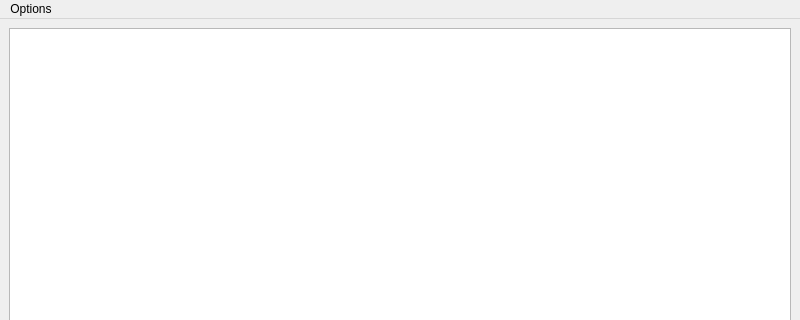
Above: qml/mainwindow.ui from arsham/gistflow before the change; both pictures show x 0 to 800 and y 0 to 320 of the 800 by 600 pixel window. Below: the same form after it.
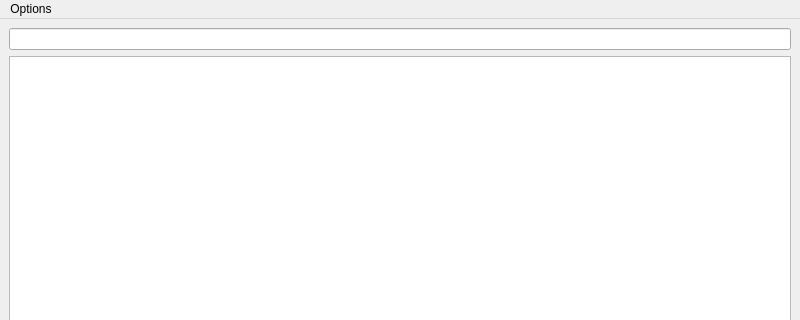
That is the form after the change.

Commit message: filter gist items

```diff
--- a/qml/mainwindow.ui
+++ b/qml/mainwindow.ui
@@ -15,6 +15,13 @@
   </property>
   <widget class="QWidget" name="centralwidget">
    <layout class="QVBoxLayout" name="verticalLayout">
+    <item>
+     <widget class="QLineEdit" name="userInput">
+      <property name="toolTip">
+       <string>Case insensitive, and fuzzy match</string>
+      </property>
+     </widget>
+    </item>
     <item>
      <widget class="QListView" name="listView">
       <property name="editTriggers">
```
Left out of the diff: 3 changed lines with no effect on the pictures. The commit also changes 1 other file.
